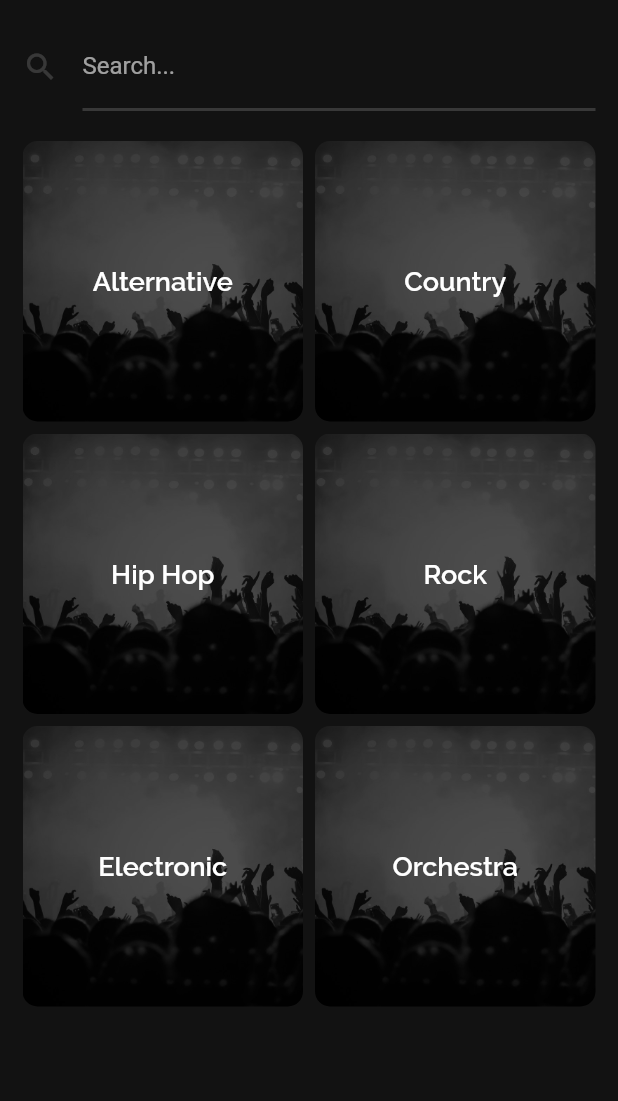
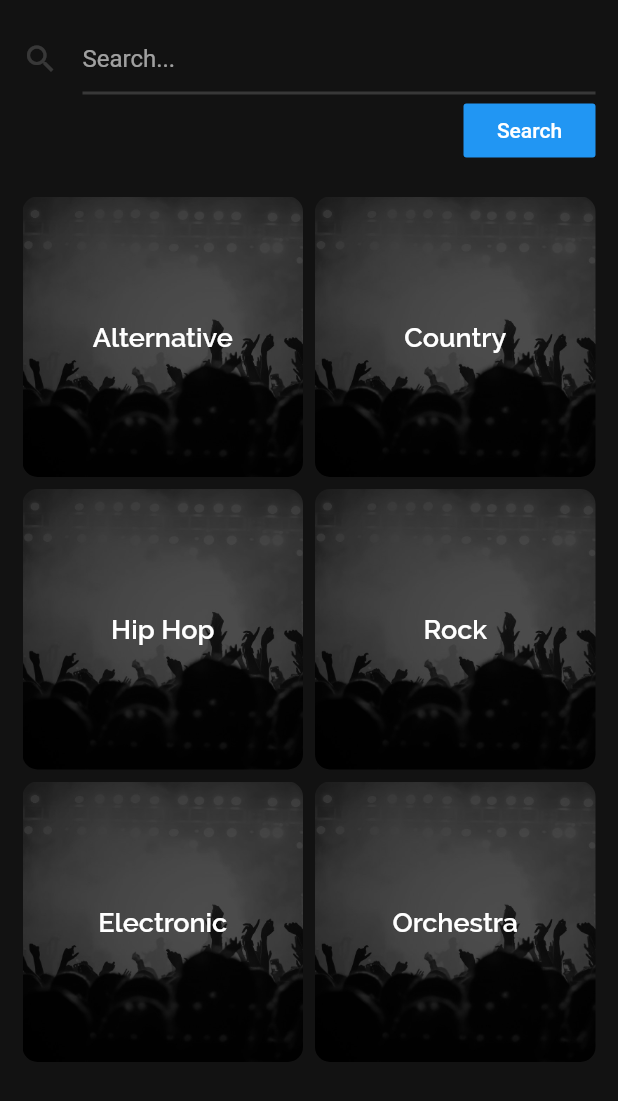
Before and after one commit to mjbernet3/fomo, a Flutter app: the SearchPage screen opened directly, on a phone screen of 412 x 824 dp. Shown: the top 1101 px of the screen. Run offline on Flutter 3.47's test engine with Material 2 defaults, Android fonts, the phone set to English and light mode, and no system bars; our stand-ins replace carousel_slider, cloud_firestore, firebase_auth, rxdart; missing offline and left inert: algolia; accounts and stored records are empty; network calls fail.

Commit message:
Experimenting with search integration

```diff
--- a/lib/blocs/search_bloc.dart
+++ b/lib/blocs/search_bloc.dart
@@ -1,14 +1,45 @@
+import 'package:project_fomo/models/event.dart';
 import 'package:project_fomo/services/search_service.dart';
+import 'package:project_fomo/utils/response.dart';
+import 'package:rxdart/rxdart.dart';
+import 'bloc.dart';
 
-import 'bloc.dart';
+enum SearchState {
+  IDLE,
+  LOADING,
+  RESULT,
+  ERROR,
+}
 
 class SearchBloc extends Bloc {
   SearchService _searchService;
+  PublishSubject<SearchState> _searchStateSubject =
+      PublishSubject<SearchState>();
+  PublishSubject<List<Event>> _eventsSubject = PublishSubject<List<Event>>();
 
   SearchBloc({SearchService searchService}) : _searchService = searchService;
+
+  Stream<SearchState> get searchState => _searchStateSubject.stream;
+
+  Stream<List<Event>> get events => _eventsSubject.stream;
+
+  Future<void> search(String searchText) async {
+    _searchStateSubject.sink.add(SearchState.LOADING);
+
+    Response response = await _searchService.searchEvents(searchText);
+
+    if (response.status == Status.SUCCESS) {
+      _searchStateSubject.add(SearchState.RESULT);
+      _eventsSubject.sink.add(response.data);
+    } else {
+      _searchStateSubject.add(SearchState.ERROR);
+    }
+  }
 
   @override
   void dispose() {
     print('Disposing search bloc...');
+    _searchStateSubject.close();
+    _eventsSubject.close();
   }
 }
--- a/lib/components/login/login_body.dart
+++ b/lib/components/login/login_body.dart
@@ -35,7 +35,7 @@ class _LoginBodyState extends State<LoginBody> {
           SizedBox(height: 40),
           ValidInputField(
             inputStream: _bloc.validatedEmail,
-            labelText: 'Email Address',
+            hintText: 'Email Address',
             icon: Icons.email,
             onChanged: (value) => _bloc.changeEmail(value),
           ),
@@ -44,7 +44,7 @@ class _LoginBodyState extends State<LoginBody> {
           ),
           ValidInputField(
             inputStream: _bloc.validatedPassword,
-            labelText: 'Password',
+            hintText: 'Password',
             icon: Icons.lock,
             onChanged: (value) => _bloc.changePassword(value),
             isHidden: true,
--- a/lib/components/search/search_body.dart
+++ b/lib/components/search/search_body.dart
@@ -1,6 +1,11 @@
+import 'dart:async';
+
 import 'package:flutter/material.dart';
 import 'package:project_fomo/blocs/search_bloc.dart';
 import 'package:project_fomo/components/search/genre_grid.dart';
+import 'package:project_fomo/components/shared/loading_indicator.dart';
+import 'package:project_fomo/components/shared/vertical_event_listing.dart';
+import 'package:project_fomo/style.dart';
 import 'package:provider/provider.dart';
 import '../shared/input_field.dart';
 
@@ -11,6 +16,9 @@ class SearchBody extends StatefulWidget {
 
 class _SearchBodyState extends State<SearchBody> {
   SearchBloc _bloc;
+  TextEditingController _searchController = TextEditingController(
+    text: '',
+  );
 
   @override
   void didChangeDependencies() {
@@ -22,16 +30,62 @@ class _SearchBodyState extends State<SearchBody> {
   Widget build(BuildContext context) {
     return Column(
       children: <Widget>[
-        InputField(
-          labelText: 'Search...',
-          icon: Icons.search,
-          onChanged: (value) => print(value),
+        TextField(
+          controller: _searchController,
+          cursorColor: AppTextColor.mediumEmphasis,
+          autocorrect: false,
+          decoration: InputDecoration(
+            alignLabelWithHint: false,
+            focusedBorder: AppDecoration.inputFieldUnderline,
+            enabledBorder: AppDecoration.inputFieldUnderline,
+            icon: Icon(
+              Icons.search,
+              color: AppColor.dp24,
+            ),
+            hintText: 'Search...',
+            hintStyle: TextStyle(
+              color: AppTextColor.mediumEmphasis,
+            ),
+          ),
+        ),
+        Row(
+          mainAxisAlignment: MainAxisAlignment.end,
+          children: <Widget>[
+            FlatButton(
+              color: Colors.blue,
+              child: Text(
+                "Search",
+                style: TextStyle(
+                  color: Colors.white,
+                ),
+              ),
+              onPressed: () => _bloc.search(_searchController.text),
+            ),
+          ],
         ),
         SizedBox(
           height: 20.0,
         ),
-        Expanded(
-          child: GenreGrid(),
+        StreamBuilder(
+          stream: _bloc.searchState,
+          initialData: SearchState.IDLE,
+          builder: (context, snapshot) {
+            if (snapshot.data == SearchState.RESULT) {
+              return Expanded(
+                child: VerticalEventListing(),
+              );
+            } else if (snapshot.data == SearchState.LOADING) {
+              return LoadingIndicator();
+            } else if (snapshot.data == SearchState.ERROR) {
+              return Center(
+                child: Text('Oops...Something went wrong!'),
+              );
+            } else {
+              return Expanded(
+                child: GenreGrid(),
+              );
+            }
+          },
         ),
       ],
     );
--- a/lib/components/shared/input_field.dart
+++ b/lib/components/shared/input_field.dart
@@ -2,11 +2,11 @@ import 'package:flutter/material.dart';
 import 'package:project_fomo/style.dart';
 
 class InputField extends StatelessWidget {
-  final String labelText;
+  final String hintText;
   final IconData icon;
   final Function onChanged;
 
-  const InputField({this.labelText, this.icon, this.onChanged});
+  const InputField({this.hintText, this.icon, this.onChanged});
 
   @override
   Widget build(BuildContext context) {
@@ -22,8 +22,8 @@ class InputField extends StatelessWidget {
           icon,
           color: AppColor.dp24,
         ),
-        labelText: labelText,
-        labelStyle: TextStyle(
+        hintText: hintText,
+        hintStyle: TextStyle(
           color: AppTextColor.mediumEmphasis,
         ),
       ),
--- a/lib/pages/forgot_pass_page.dart
+++ b/lib/pages/forgot_pass_page.dart
@@ -25,7 +25,7 @@ class ForgotPassPage extends StatelessWidget {
             mainAxisAlignment: MainAxisAlignment.center,
             children: <Widget>[
               InputField(
-                labelText: 'Enter your email',
+                hintText: 'Enter your email',
                 icon: Icons.email,
                 onChanged: (value) => _email = value,
               ),
--- a/lib/services/search_service.dart
+++ b/lib/services/search_service.dart
@@ -1 +1,28 @@
-class SearchService {}
+import 'package:algolia/algolia.dart';
+import 'package:project_fomo/models/event.dart';
+import 'package:project_fomo/utils/response.dart';
+
+class SearchService {
+  // This should be the only instance of algolia
+  static final Algolia algolia = Algolia.init(
+    applicationId: 'O2MPBMKKD2',
+    apiKey: 'd4f96d797d70504632da0d4a6bea61ca',
+  );
+
+  Future<Response> searchEvents(String searchText) async {
+    try {
+      AlgoliaIndexReference eventIndex = algolia.instance.index('events');
+
+      AlgoliaQuery query = eventIndex.search(searchText);
+
+      List<AlgoliaObjectSnapshot> results = (await query.getObjects()).hits;
+
+      List<Event> events =
+          results.map((result) => Event.fromAlgoliaSnapshot(result)).toList();
+
+      return Response(status: Status.SUCCESS, data: events);
+    } catch (error) {
+      return Response(status: Status.FAILURE, message: error.toString());
+    }
+  }
+}
```
Also changed, not shown: lib/components/register/register_body.dart (+4 -4 lines), lib/components/shared/valid_input_field.dart (+4 -4 lines), lib/models/event.dart (+19 -0 lines).
